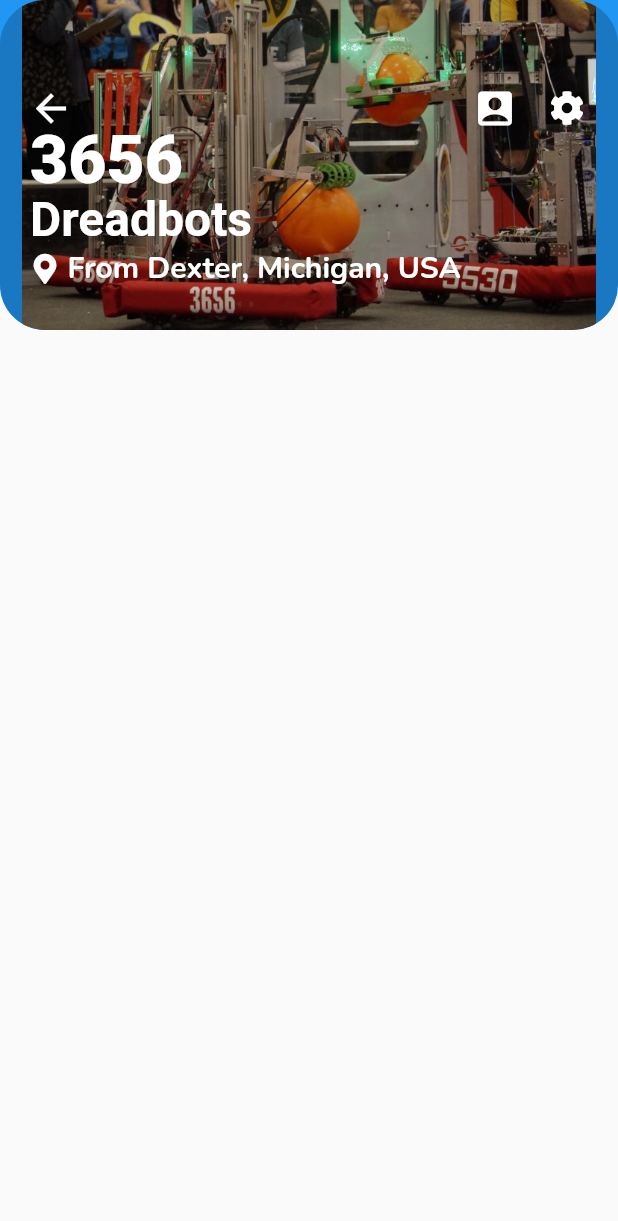
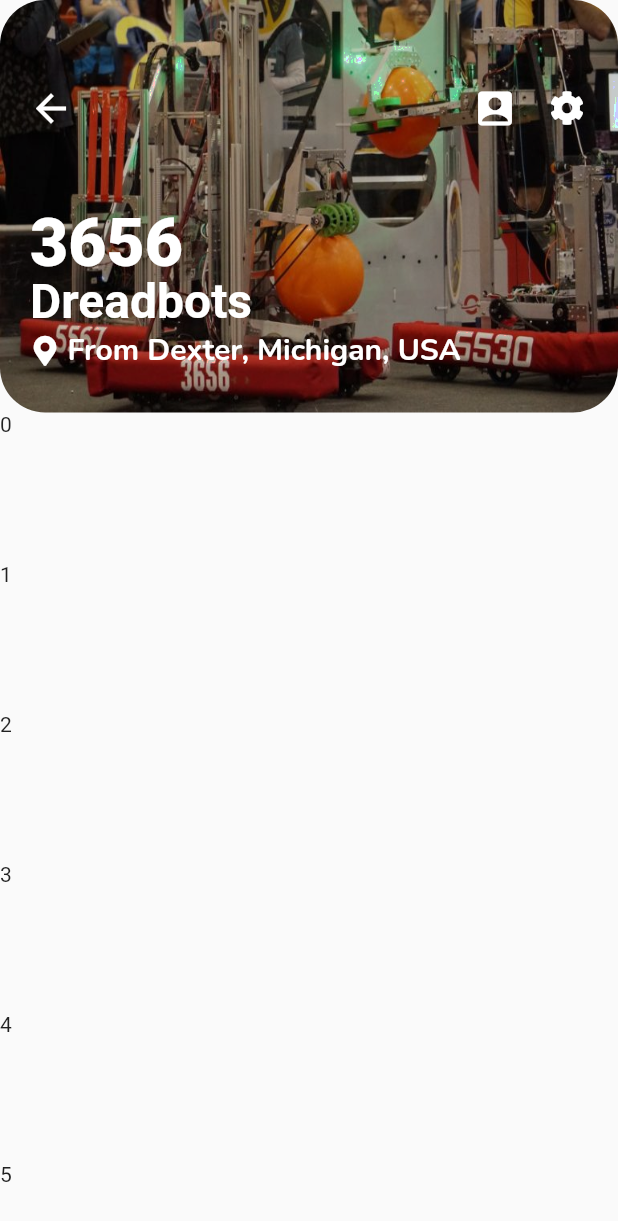
Before and after one commit to cjohnson/dreadscout, a Flutter app: the screen it shows after launch, on a phone screen of 412 x 824 dp. Shown: the top 1221 px of the screen. Run offline on Flutter 3.47's test engine with Material 2 defaults, Android fonts, the phone set to English and light mode, and no system bars; our stand-ins replace font_awesome_flutter, google_fonts.

Commit message:
Use header widget as a regular sliver instead of an appbar

```diff
--- a/lib/ui/scouting/scoutingform.dart
+++ b/lib/ui/scouting/scoutingform.dart
@@ -11,21 +11,11 @@
   Widget build(BuildContext context) {
     return CustomScrollView(
       slivers: <Widget>[
-        SliverAppBar(
-          expandedHeight: 220.0,
-          floating: true,
-          pinned: true,
-          shape: RoundedRectangleBorder(
-              borderRadius:
-                  BorderRadius.vertical(bottom: Radius.circular(30.0))),
-          flexibleSpace: FlexibleSpaceBar(
-            collapseMode: CollapseMode.pin,
-            centerTitle: true,
-            background: Container(
-              decoration: BoxDecoration(
-                borderRadius:
-                    BorderRadius.vertical(bottom: Radius.circular(30.0)),
-              ),
+        SliverList(
+          delegate: SliverChildListDelegate(
+            [
+              Container(
+                height: 275.0,
                 child: Stack(
                   children: [
                     Positioned.fill(
@@ -36,7 +26,7 @@
                               Colors.black.withOpacity(0.2), BlendMode.colorBurn),
                           child: Image(
                             image: AssetImage('asset/image/dreadbots.jpg'),
-                          fit: BoxFit.fitHeight,
+                            fit: BoxFit.fill,
                           ),
                         ),
                       ),
@@ -79,8 +69,14 @@
                   ],
                 ),
               ),
+              for(var i = 0; i < 18; i++)
+                Container(
+                  height: 100,
+                  child: Text('$i'),
                 ),
-        )
+            ],
+          ),
+        ),
       ],
     );
   }
```
Lines whose indentation alone changed are shown as unchanged.
